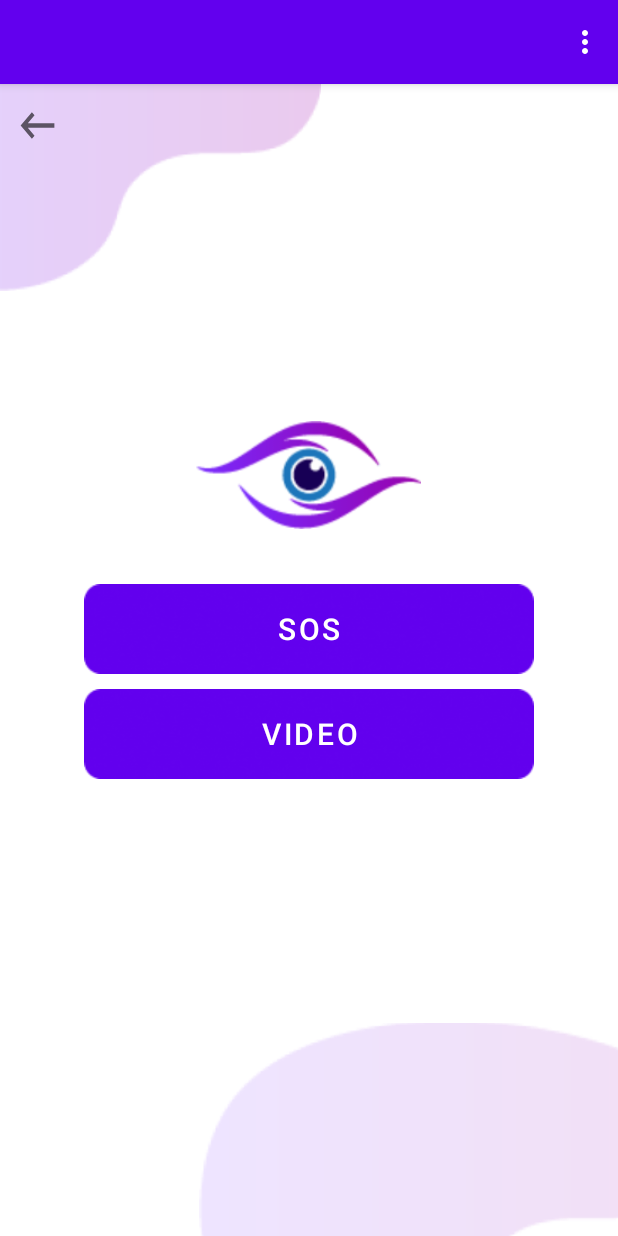
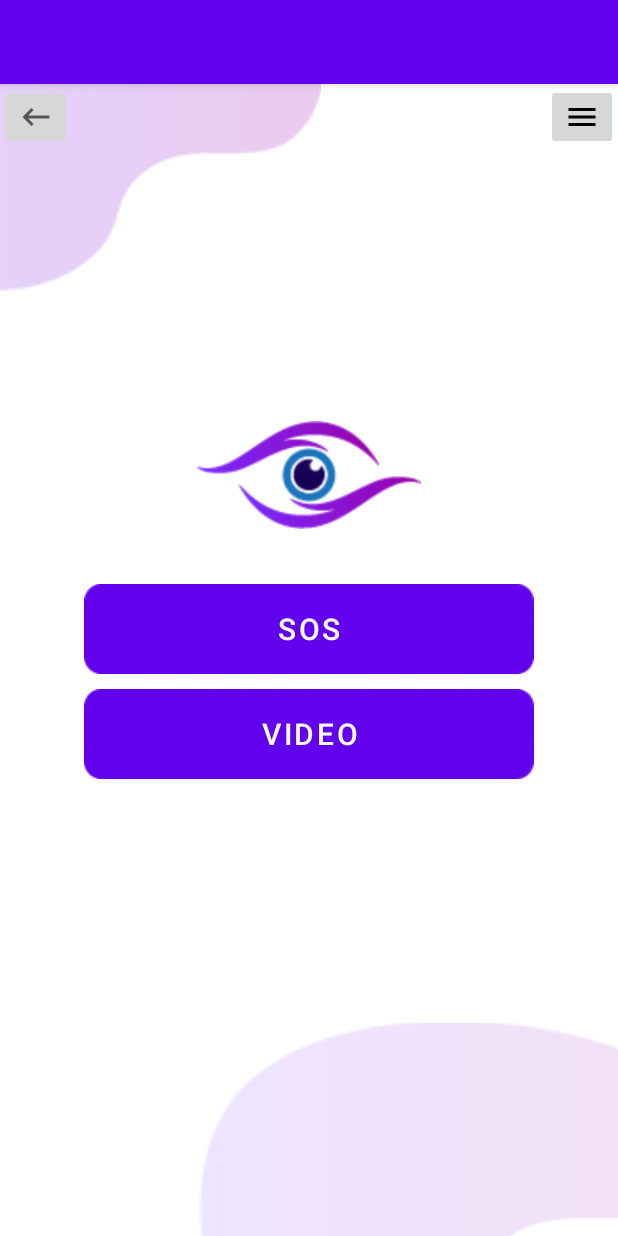
Before and after one commit to Sourav9063/3rdEye, an Android app: the screen it shows after launch once a user with an empty profile is signed in (Home), on a phone screen of 412 x 824 dp. Run offline under Robolectric (Android 15) with nearby library versions, the phone set to English and light mode, and no system bars; our stand-ins replace Firebase (no records; nobody signed in at launch, a user with empty details on screens opened directly).

Commit message:
Added back functionality ,logout and menu bar

```diff
--- a/app/src/main/java/com/example/thirdeye/Home.java
+++ b/app/src/main/java/com/example/thirdeye/Home.java
@@ -7,15 +7,24 @@ import android.content.Intent;
 import android.os.Bundle;
 import android.view.Menu;
 import android.view.MenuInflater;
+import android.view.MenuItem;
 import android.view.View;
 import android.widget.Button;
+import android.widget.ImageButton;
+import android.widget.PopupMenu;
+import android.widget.Toast;
 
 import com.example.thirdeye.sos.Sos_Page;
+import com.example.thirdeye.user_registration.ProfileActivity;
+import com.example.thirdeye.user_registration.SignUP;
+import com.google.firebase.auth.FirebaseAuth;
 
-public class Home extends AppCompatActivity {
+public class Home extends AppCompatActivity implements PopupMenu.OnMenuItemClickListener {
     private Button sos;
     private Button video;
-    private Button menu;
+    private ImageButton menu;
+    private FirebaseAuth mAuth;
+    private ImageButton back;
 
     @SuppressLint("MissingInflatedId")
     @Override
@@ -28,6 +37,9 @@ public class Home extends AppCompatActivity {
         setContentView(R.layout.activity_home);
         sos=(Button)findViewById(R.id.tri_sos);
         video=(Button)findViewById(R.id.tri_video);
+        menu= (ImageButton) findViewById(R.id.menu_button);
+        mAuth=FirebaseAuth.getInstance();
+        back=(ImageButton)findViewById(R.id.back_button);
 
         sos.setOnClickListener(new View.OnClickListener() {
             @Override
@@ -35,12 +47,36 @@ public class Home extends AppCompatActivity {
                 startActivity(new Intent(Home.this, Sos_Page.class));
             }
         });
+        back.setOnClickListener(new View.OnClickListener() {
+            @Override
+            public void onClick(View view) {
+                onBackPressed();
+            }
+        });
+    }
+    public void showPopup(View view) {
+        PopupMenu popupMenu=new PopupMenu(this,view);
+        popupMenu.setOnMenuItemClickListener(this);
+        popupMenu.inflate(R.menu.app_menu);
+        popupMenu.show();
+    }
+    @Override
+    public boolean onMenuItemClick(MenuItem menuItem) {
+        switch (menuItem.getItemId())
+        {
+            case R.id.item_1:
+                startActivity(new Intent(Home.this, ProfileActivity.class));
+                break;
+            case R.id.item_2:
+                FirebaseAuth.getInstance().signOut();
+                startActivity(new Intent(Home.this, SignUP.class));
+                finish();
+                break;
+
+        }
+        return super.onOptionsItemSelected(menuItem);
     }
 
-    @Override
-    public boolean onCreateOptionsMenu(Menu menu) {
-        MenuInflater menuInflater=getMenuInflater();
-        menuInflater.inflate(R.menu.app_menu,menu);
-        return super.onCreateOptionsMenu(menu);
-    }
+
+
 }
--- a/app/src/main/java/com/example/thirdeye/user_registration/SignUP.java
+++ b/app/src/main/java/com/example/thirdeye/user_registration/SignUP.java
@@ -6,6 +6,7 @@ import android.content.Intent;
 import android.os.Bundle;
 import android.view.View;
 import android.widget.Button;
+import android.widget.ImageButton;
 
 import com.example.thirdeye.Home;
 import com.example.thirdeye.R;
@@ -16,6 +17,7 @@ public class SignUP extends AppCompatActivity {
 
     private Button sign_in, sign_up;
     private FirebaseAuth mAuth;
+    private ImageButton back;
 
     @Override
     protected void onCreate(Bundle savedInstanceState) {
@@ -28,6 +30,7 @@ public class SignUP extends AppCompatActivity {
         sign_in = findViewById(R.id.sign_in);
         sign_up = findViewById(R.id.sign_up);
         mAuth = FirebaseAuth.getInstance();
+        back=(ImageButton)findViewById(R.id.back_button);
         FirebaseUser user = FirebaseAuth.getInstance().getCurrentUser();
         if(user!= null)
         {
@@ -48,5 +51,11 @@ public class SignUP extends AppCompatActivity {
                 startActivity(intent);
             }
         });
+        back.setOnClickListener(new View.OnClickListener() {
+            @Override
+            public void onClick(View view) {
+                onBackPressed();
+            }
+        });
     }
 }
--- a/app/src/main/res/layout/activity_home.xml
+++ b/app/src/main/res/layout/activity_home.xml
@@ -7,10 +7,11 @@
     android:orientation="vertical"
     tools:context=".Home">
 
-    <LinearLayout
+    <RelativeLayout
         android:layout_width="match_parent"
         android:layout_height="wrap_content"
         android:orientation="horizontal">
+
         <ImageView
             android:id="@+id/home_back"
             android:layout_width="wrap_content"
@@ -18,17 +19,32 @@
             android:clickable="true"
             app:srcCompat="@drawable/back" />
 
-<!--        <Button-->
-<!--            android:id="@+id/menu"-->
-<!--            android:layout_width="40dp"-->
-<!--            android:layout_height="wrap_content"-->
-<!--            android:background="@drawable/ic_baseline_menu_24"-->
+        <RelativeLayout
+            android:layout_width="wrap_content"
+            android:layout_height="wrap_content"
+            android:layout_alignParentEnd="true"
+            android:layout_alignParentRight="true">
 
-<!--           />-->
+            <ImageButton
+                android:id="@+id/menu_button"
+                android:layout_width="wrap_content"
+                android:layout_height="wrap_content"
+                android:onClick="showPopup"
+                app:srcCompat="@drawable/ic_baseline_menu_24"
+                tools:ignore="VectorDrawableCompat" />
 
 
+        </RelativeLayout>
 
-    </LinearLayout>
+        <ImageButton
+            android:id="@+id/back_button"
+            android:layout_width="wrap_content"
+            android:layout_height="wrap_content"
+            app:srcCompat="@drawable/ic_baseline_keyboard_backspace_24"
+            tools:ignore="VectorDrawableCompat" />
+
+
+    </RelativeLayout>
 
     <LinearLayout
         android:layout_width="match_parent"
--- a/app/src/main/res/layout/activity_sos_page.xml
+++ b/app/src/main/res/layout/activity_sos_page.xml
@@ -21,9 +21,4 @@
         android:layout_width="match_parent"
         android:layout_height="match_parent" />
 
-
-
-
-
-
 </LinearLayout>
--- a/app/src/main/res/menu/app_menu.xml
+++ b/app/src/main/res/menu/app_menu.xml
@@ -1,10 +1,8 @@
 <?xml version="1.0" encoding="utf-8"?>
 <menu xmlns:android="http://schemas.android.com/apk/res/android">
     <item
-        android:id="@+id/manage_profile"
-        android:icon="@drawable/ic_baseline_person_24"
+        android:id="@+id/item_1"
         android:title="manage profile"/>
-    <item android:id="@+id/logout"
-        android:icon="@drawable/ic_baseline_person_24"
+    <item android:id="@+id/item_2"
         android:title="LOG OUT"/>
 </menu>
```
Also changed, not shown: app/src/main/java/com/example/thirdeye/user_registration/ProfileActivity.java (+10 -0 lines), app/src/main/java/com/example/thirdeye/user_registration/SignInUser.java (+10 -0 lines), app/src/main/java/com/example/thirdeye/user_registration/SignUpOptions.java (+11 -8 lines), app/src/main/java/com/example/thirdeye/user_registration/SignUpUser.java (+10 -6 lines), app/src/main/java/com/example/thirdeye/user_registration/VolunteerSignup.java (+9 -6 lines), app/src/main/res/layout/activity_profile.xml (+10 -0 lines), app/src/main/res/layout/activity_sign_in_user.xml (+12 -3 lines), app/src/main/res/layout/activity_sign_u_p.xml (+13 -6 lines), app/src/main/res/layout/activity_sign_up_options.xml (+12 -6 lines), app/src/main/res/layout/activity_sign_up_user.xml (+12 -3 lines), app/src/main/res/layout/activity_volunteer_signup.xml (+10 -3 lines).
